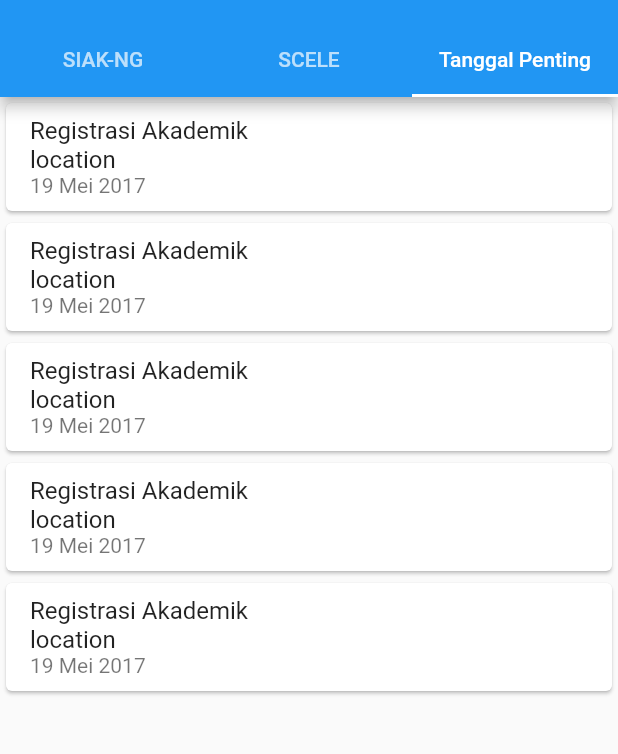
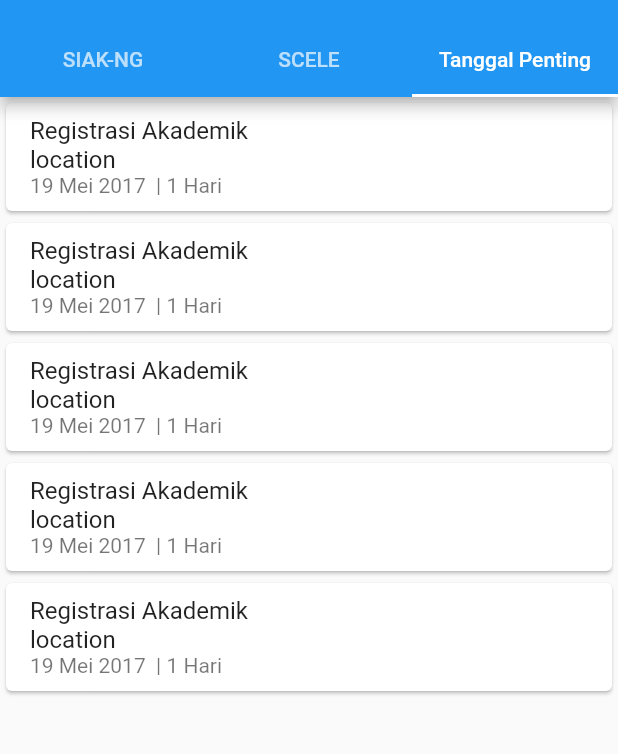
Before and after one commit to NurFajarSA/my_ui, a Flutter app: the screen it shows after launch, tab 3 chosen, on a phone screen of 412 x 824 dp, the part 59-813 px from its top. Run offline on Flutter 3.47's test engine with Material 2 defaults, Android fonts, the light colour scheme and no system bars.

Commit message:
Challenge 2: Add field totalDay

```diff
--- a/lib/dummy_data.dart
+++ b/lib/dummy_data.dart
@@ -3,12 +3,14 @@ class Event {
   final String description;
   final String date;
   final String location;
+  final int totalDay;
 
   Event({
     required this.title,
     required this.description,
     required this.date,
     required this.location,
+    required this.totalDay,
   });
 }
 
@@ -18,25 +20,30 @@ List<Event> dummyData = [
       title: "Registrasi Akademik",
       description: "description",
       date: "19 Mei 2017 ",
-      location: "location"),
+      location: "location",
+      totalDay: 1),
   Event(
       title: "Registrasi Akademik",
       description: "description",
       date: "19 Mei 2017 ",
-      location: "location"),
+      location: "location",
+      totalDay: 1),
   Event(
       title: "Registrasi Akademik",
       description: "description",
       date: "19 Mei 2017 ",
-      location: "location"),
+      location: "location",
+      totalDay: 1),
   Event(
       title: "Registrasi Akademik",
       description: "description",
       date: "19 Mei 2017 ",
-      location: "location"),
+      location: "location",
+      totalDay: 1),
   Event(
       title: "Registrasi Akademik",
       description: "description",
       date: "19 Mei 2017 ",
-      location: "location"),
+      location: "location",
+      totalDay: 1),
 ];
--- a/lib/event_list.dart
+++ b/lib/event_list.dart
@@ -31,7 +31,8 @@ class EventList extends StatelessWidget {
                     Text(dummyData[index].location),
                   ],
                 ),
-                subtitle: Text(dummyData[index].date),
+                subtitle: Text(
+                    "${dummyData[index].date} | ${dummyData[index].totalDay} Hari"),
               ),
             ),
           ),
--- a/lib/home_page.dart
+++ b/lib/home_page.dart
@@ -7,7 +7,7 @@ class HomePage extends StatelessWidget {
   @override
   Widget build(BuildContext context) {
     return DefaultTabController(
-      length: 3,  // Jumlah tab
+      length: 3, // Jumlah tab
       child: Scaffold(
         appBar: AppBar(
           title: const Text('News Feed'),
```
